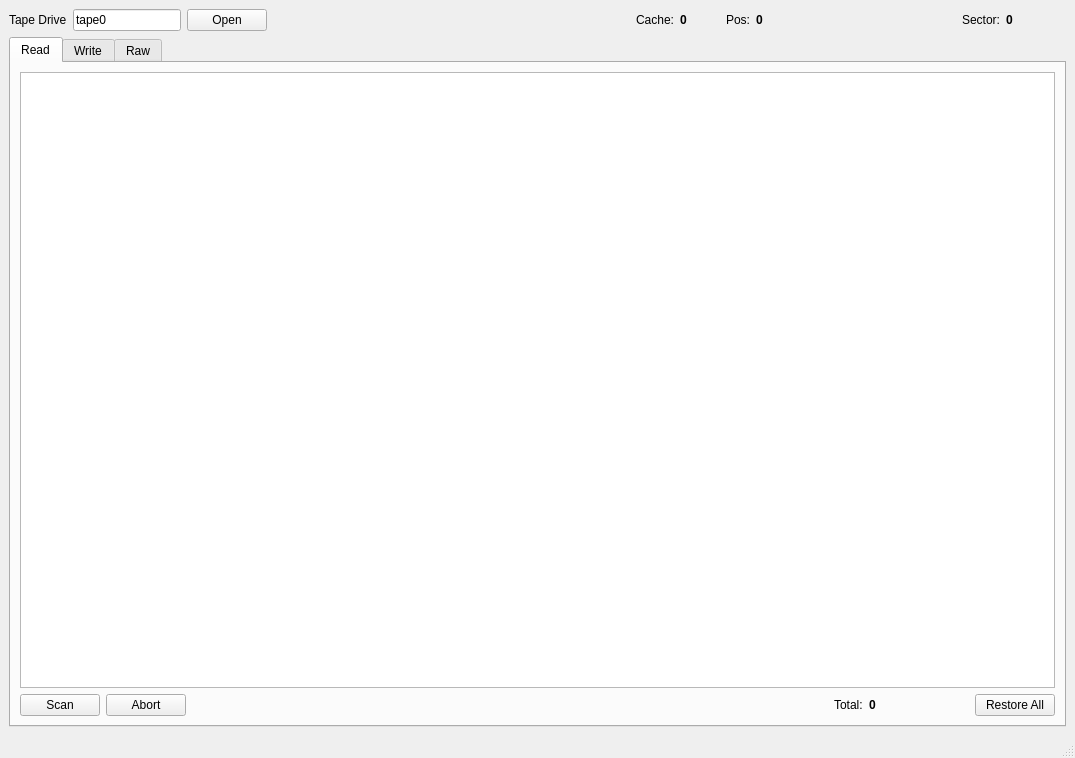
Above: mainwindow.ui from morozanime/myTape before the change. Below: the same form after it.
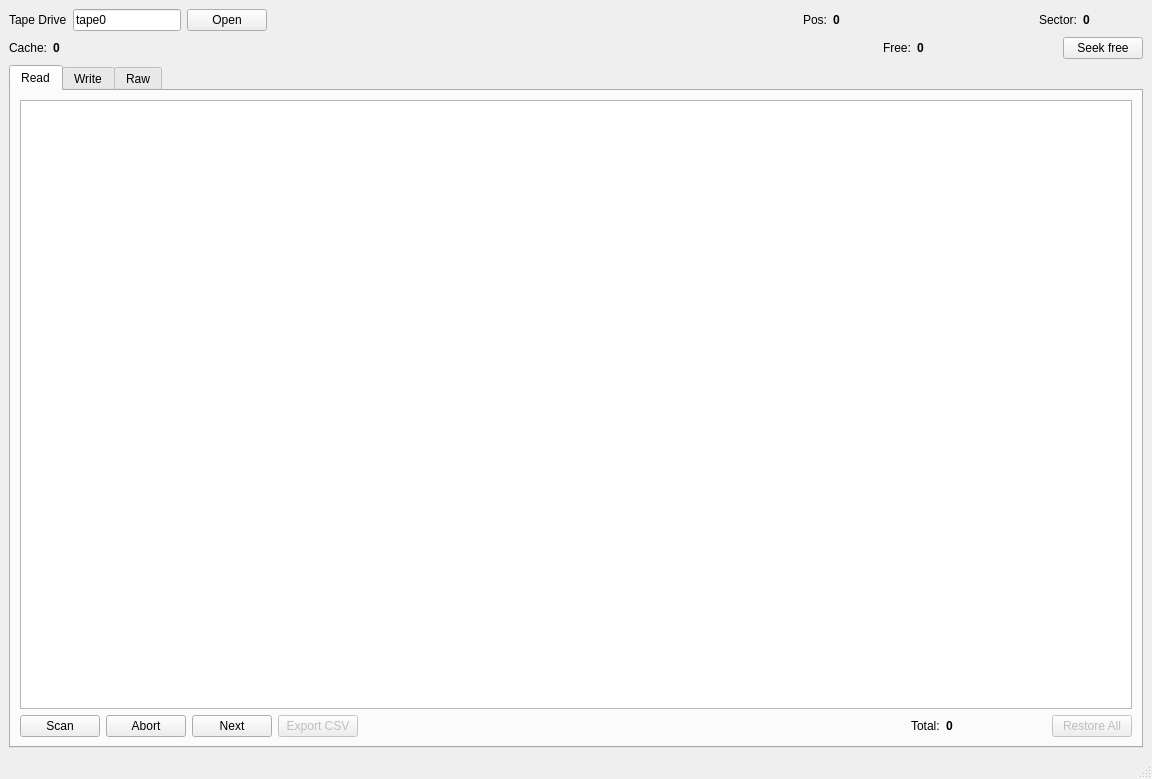
That is the form after the change.

Diff of the .ui file:
```diff
--- a/mainwindow.ui
+++ b/mainwindow.ui
@@ -6,8 +6,8 @@
    <rect>
     <x>0</x>
     <y>0</y>
-    <width>1075</width>
-    <height>758</height>
+    <width>1152</width>
+    <height>779</height>
    </rect>
   </property>
   <property name="windowTitle">
@@ -57,32 +57,6 @@
         </property>
        </spacer>
       </item>
-      <item>
-       <widget class="QLabel" name="label_3">
-        <property name="text">
-         <string>Cache:</string>
-        </property>
-       </widget>
-      </item>
-      <item>
-       <widget class="QLabel" name="labelCache">
-        <property name="minimumSize">
-         <size>
-          <width>40</width>
-          <height>0</height>
-         </size>
-        </property>
-        <property name="font">
-         <font>
-          <weight>75</weight>
-          <bold>true</bold>
-         </font>
-        </property>
-        <property name="text">
-         <string>0</string>
-        </property>
-       </widget>
-      </item>
       <item>
        <widget class="QLabel" name="label_2">
         <property name="text">
@@ -137,6 +111,82 @@
       </item>
      </layout>
     </item>
+    <item>
+     <layout class="QHBoxLayout" name="horizontalLayout_2">
+      <item>
+       <widget class="QLabel" name="label_3">
+        <property name="text">
+         <string>Cache:</string>
+        </property>
+       </widget>
+      </item>
+      <item>
+       <widget class="QLabel" name="labelCache">
+        <property name="minimumSize">
+         <size>
+          <width>40</width>
+          <height>0</height>
+         </size>
+        </property>
+        <property name="font">
+         <font>
+          <weight>75</weight>
+          <bold>true</bold>
+         </font>
+        </property>
+        <property name="text">
+         <string>0</string>
+        </property>
+       </widget>
+      </item>
+      <item>
+       <spacer name="horizontalSpacer_7">
+        <property name="orientation">
+         <enum>Qt::Horizontal</enum>
+        </property>
+        <property name="sizeHint" stdset="0">
+         <size>
+          <width>40</width>
+          <height>20</height>
+         </size>
+        </property>
+       </spacer>
+      </item>
+      <item>
+       <widget class="QLabel" name="label_6">
+        <property name="text">
+         <string>Free:</string>
+        </property>
+       </widget>
+      </item>
+      <item>
+       <widget class="QLabel" name="labelFree">
+        <property name="minimumSize">
+         <size>
+          <width>140</width>
+          <height>0</height>
+         </size>
+        </property>
+        <property name="font">
+         <font>
+          <weight>75</weight>
+          <bold>true</bold>
+         </font>
+        </property>
+        <property name="text">
+         <string>0</string>
+        </property>
+       </widget>
+      </item>
+      <item>
+       <widget class="QPushButton" name="pushButtonSeekFirstFree">
+        <property name="text">
+         <string>Seek free</string>
+        </property>
+       </widget>
+      </item>
+     </layout>
+    </item>
     <item>
      <widget class="QTabWidget" name="tabWidget">
       <property name="currentIndex">
@@ -166,6 +216,23 @@
             </property>
            </widget>
           </item>
+          <item>
+           <widget class="QPushButton" name="pushButtonNext">
+            <property name="text">
+             <string>Next</string>
+            </property>
+           </widget>
+          </item>
+          <item>
+           <widget class="QPushButton" name="pushButtonExport">
+            <property name="enabled">
+             <bool>false</bool>
+            </property>
+            <property name="text">
+             <string>Export CSV</string>
+            </property>
+           </widget>
+          </item>
           <item>
            <spacer name="horizontalSpacer_6">
             <property name="orientation">
@@ -207,6 +274,9 @@
           </item>
           <item>
            <widget class="QPushButton" name="pushButtonRestoreAll">
+            <property name="enabled">
+             <bool>false</bool>
+            </property>
             <property name="text">
              <string>Restore All</string>
             </property>
```
Left out of the diff: 2 changed lines with no effect on the pictures.
